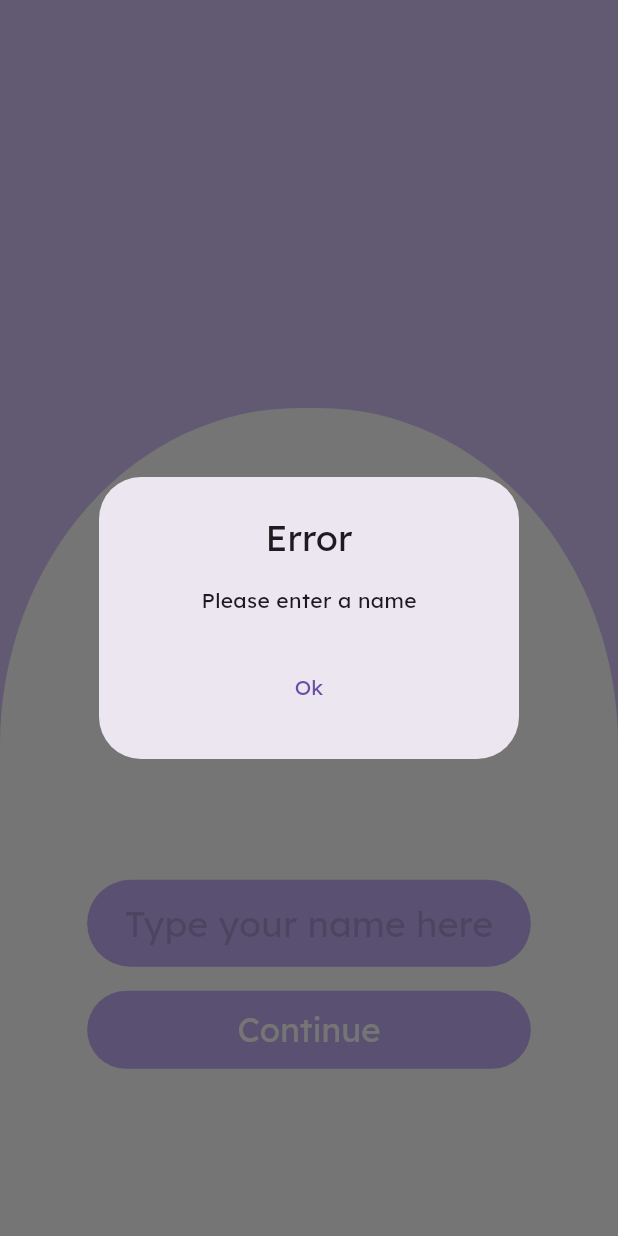
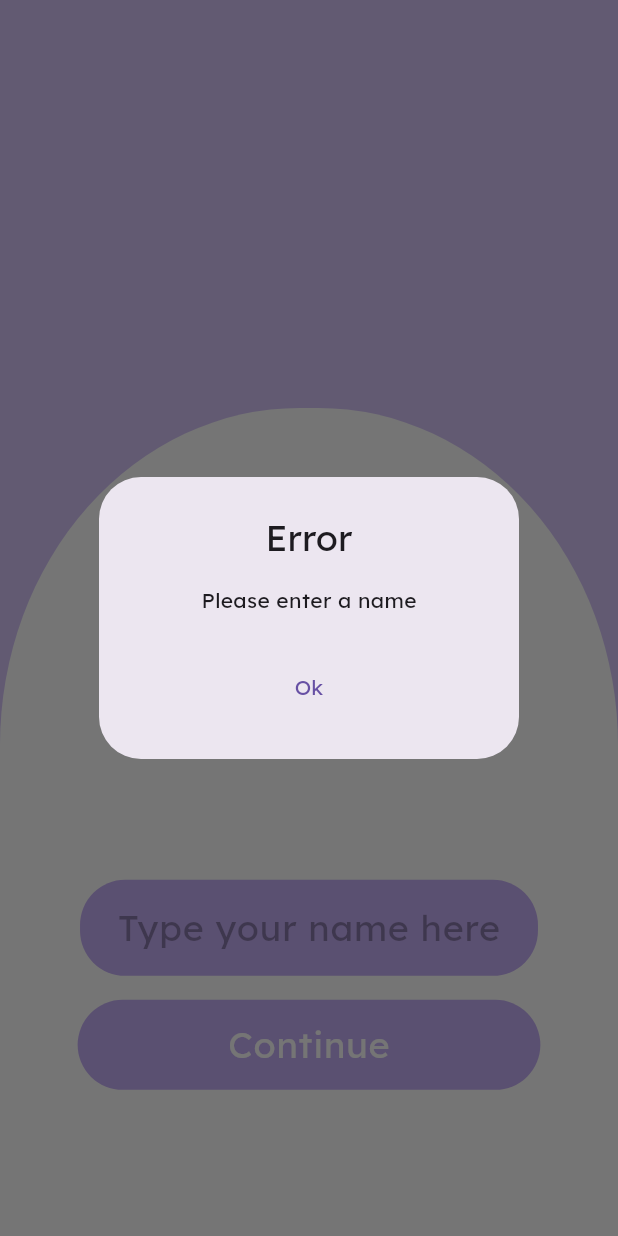
Before and after one commit to 1000-MLN/FitTrack, a Flutter app: the screen it shows after launch, after a tap on "Continue", on a phone screen of 412 x 824 dp. Run offline on Flutter 3.47's test engine with Material 3 defaults, Android fonts, the light colour scheme and no system bars; our stand-ins replace flutter_riverpod, shared_preferences.

Commit message:
add change of theme

```diff
--- a/lib/data/provider.dart
+++ b/lib/data/provider.dart
@@ -1,5 +1,7 @@
+import 'package:fit_track/ui/theme/theme.dart';
 import 'package:flutter/material.dart';
 import 'package:flutter_riverpod/flutter_riverpod.dart';
+import 'package:shared_preferences/shared_preferences.dart';
 
 final nameProvider =
     ChangeNotifierProvider<NameNotifier>((ref) => NameNotifier());
@@ -12,3 +14,28 @@
     notifyListeners();
   }
 }
+
+
+
+
+final themeProvider = StateNotifierProvider<ThemeProvider, ThemeData>((ref) {
+  return ThemeProvider();
+});
+
+class ThemeProvider extends StateNotifier<ThemeData> {
+  ThemeProvider() : super(lightTheme) { // Default to lightTheme
+    _loadTheme();
+  }
+
+  Future<void> _loadTheme() async {
+    final prefs = await SharedPreferences.getInstance();
+    final isDark = prefs.getBool('isDark') ?? false;
+    state = isDark ? darkTheme : lightTheme;
+  }
+
+  void toggleTheme(bool isDark) async {
+    state = isDark ? darkTheme : lightTheme;
+    final prefs = await SharedPreferences.getInstance();
+    await prefs.setBool('isDark', isDark);
+  }
+}
--- a/lib/main.dart
+++ b/lib/main.dart
@@ -1,3 +1,4 @@
+import 'package:fit_track/data/provider.dart';
 import 'package:flutter/material.dart';
 import 'package:flutter_riverpod/flutter_riverpod.dart';
 import 'welcome_screen.dart';
@@ -9,18 +10,18 @@
 import 'section_detail_screen.dart';
 
 void main() {
-  runApp(
-    ProviderScope(child: MyApp())
-  );
+  runApp(ProviderScope(child: MyApp()));
 }
 
-class MyApp extends StatelessWidget {
+class MyApp extends ConsumerWidget {
   @override
-  Widget build(BuildContext context) {
+  Widget build(BuildContext context, WidgetRef ref) {
+    // Use ref.watch to listen to the theme changes
+    final theme = ref.watch(themeProvider);
+
+    // Return MaterialApp with the current theme
     return MaterialApp(
-      theme: ThemeData(
-        fontFamily: 'Lexend',
-      ),
+      theme: theme,
       title: 'Workout App',
       initialRoute: '/',
       routes: {
--- a/lib/welcome_screen.dart
+++ b/lib/welcome_screen.dart
@@ -21,20 +21,21 @@
   @override
   Widget build(BuildContext context) {
     final name = ref.watch(nameProvider);
+    final theme = ref.watch(themeProvider);
     return Scaffold(
       body: Center(
         child: Stack(
           alignment: Alignment.bottomCenter,
           children: [
             Container(
-              color: const Color(0xFFD6C5F9),
+              color: theme.cardColor,
             ),
             Container(
               alignment: Alignment.bottomCenter,
               height: MediaQuery.of(context).size.height * 0.67,
-              decoration: const BoxDecoration(
-                color: Colors.white,
-                borderRadius: BorderRadius.only(
+              decoration: BoxDecoration(
+                color: theme.scaffoldBackgroundColor,
+                borderRadius: const BorderRadius.only(
                   topLeft: Radius.elliptical(200, 225),
                   topRight: Radius.elliptical(200, 225),
                 ),
@@ -70,16 +71,17 @@
                               textAlign: TextAlign.center,
                               textAlignVertical: TextAlignVertical.center,
                               controller: nameController,
-                              style: Theme.of(context).textTheme.titleLarge,
+                              style: Theme.of(context)
+                                  .textTheme
+                                  .bodyLarge
+                                  ?.copyWith(color: const Color(0x50000000)),
                               decoration: InputDecoration(
                                 isCollapsed: true,
                                 hintText: "Type your name here",
                                 hintStyle: Theme.of(context)
                                     .textTheme
-                                    .titleLarge
-                                    ?.copyWith(
-                                        fontSize: 24,
-                                        color: const Color(0x25000000)),
+                                    .bodyLarge
+                                    ?.copyWith(color: const Color(0x50000000)),
                                 border: InputBorder.none,
                               ),
                             ),
@@ -131,10 +133,7 @@
                                 child: Center(
                                     child: Text(
                                   "Continue",
-                                  style: Theme.of(context)
-                                      .textTheme
-                                      .titleLarge
-                                      ?.copyWith(color: Colors.white),
+                                  style: Theme.of(context).textTheme.bodyLarge,
                                 )),
                               )),
                         ),
```
Also changed, not shown: lib/choose_character_screen.dart (+33 -14 lines), lib/settings_screen.dart (+14 -11 lines), lib/ui/theme/theme.dart (+17 -8 lines), 1 other file.
